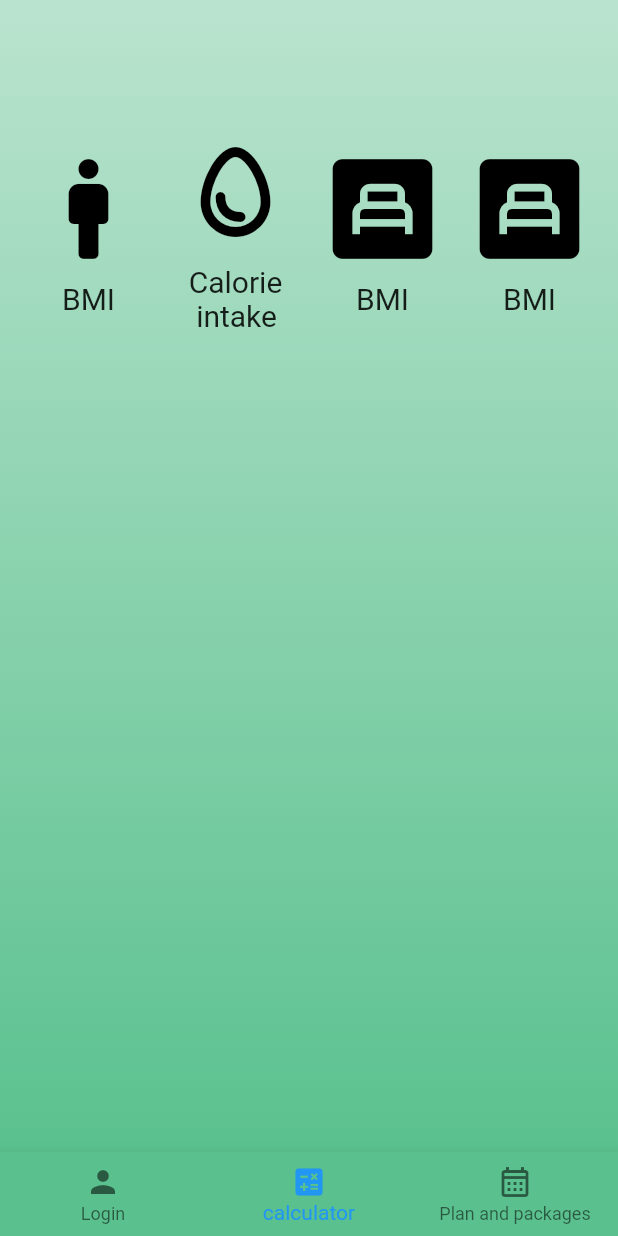
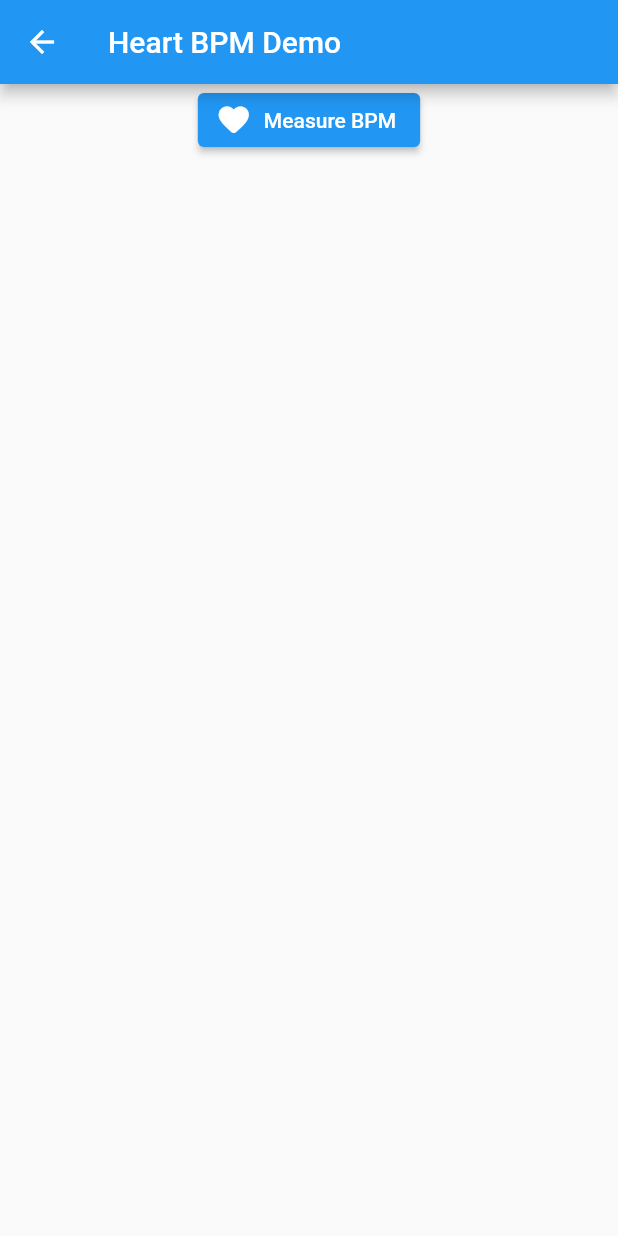
Before and after one commit to HemanDas/flutter_application_1, a Flutter app: the screen it shows after launch, item 2 of the bottom bar chosen, after a tap on the "bedroom child" icon, on a phone screen of 412 x 824 dp. Run offline on Flutter 3.47's test engine with Material 2 defaults, Android fonts, the phone set to English and light mode, and no system bars; our stand-ins replace cloud_firestore, email_validator, firebase_auth, firebase_core, firebase_messaging, firebase_storage and 1 more; missing offline and left inert: heart_bpm; accounts and stored records are empty.

Commit message:
implementing heart bpm api to the app

```diff
--- a/lib/main.dart
+++ b/lib/main.dart
@@ -5,8 +5,6 @@ import 'package:firebase_core/firebase_core.dart';
 import 'package:flutter_application_1/pages/Verifypage.dart';
 import 'package:flutter_application_1/pages/loginpage.dart';
 import 'package:flutter_application_1/pages/errormessage.dart';
-
-
 
 //global navigator key
 final navigatorKey = GlobalKey<NavigatorState>();
--- /dev/null
+++ b/lib/pages/calculator/heartbpm.dart
@@ -0,0 +1,81 @@
+import 'package:flutter/material.dart';
+import 'package:heart_bpm/chart.dart';
+import 'package:heart_bpm/heart_bpm.dart';
+
+class heartbpm extends StatefulWidget {
+  const heartbpm({super.key});
+
+  @override
+  State<heartbpm> createState() => _heartbpmState();
+}
+
+class _heartbpmState extends State<heartbpm> {
+  List<SensorValue> data = [];
+  List<SensorValue> bpmValues = [];
+  // Widget chart = BPMChart(data);
+
+  bool isBPMEnabled = false;
+  Widget? dialog;
+  @override
+  Widget build(BuildContext context) {
+    return Scaffold(
+      appBar: AppBar(
+        title: Text('Heart BPM Demo'),
+      ),
+      body: Column(
+        children: [
+          isBPMEnabled
+              ? dialog = HeartBPMDialog(
+                  context: context,
+                  onRawData: (value) {
+                    setState(() {
+                      if (data.length >= 100) data.removeAt(0);
+                      data.add(value);
+                    });
+                    // chart = BPMChart(data);
+                  },
+                  onBPM: (value) => setState(() {
+                    if (bpmValues.length >= 100) bpmValues.removeAt(0);
+                    bpmValues.add(SensorValue(
+                        value: value.toDouble(), time: DateTime.now()));
+                  }),
+                  // sampleDelay: 1000 ~/ 20,
+                  // child: Container(
+                  //   height: 50,
+                  //   width: 100,
+                  //   child: BPMChart(data),
+                  // ),
+                )
+              : SizedBox(),
+          isBPMEnabled && data.isNotEmpty
+              ? Container(
+                  decoration: BoxDecoration(border: Border.all()),
+                  height: 180,
+                  child: BPMChart(data),
+                )
+              : SizedBox(),
+          isBPMEnabled && bpmValues.isNotEmpty
+              ? Container(
+                  decoration: BoxDecoration(border: Border.all()),
+                  constraints: BoxConstraints.expand(height: 180),
+                  child: BPMChart(bpmValues),
+                )
+              : SizedBox(),
+          Center(
+            child: ElevatedButton.icon(
+              icon: Icon(Icons.favorite_rounded),
+              label: Text(isBPMEnabled ? "Stop measurement" : "Measure BPM"),
+              onPressed: () => setState(() {
+                if (isBPMEnabled) {
+                  isBPMEnabled = false;
+                  dialog;
+                } else
+                  isBPMEnabled = true;
+              }),
+            ),
+          ),
+        ],
+      ),
+    );
+  }
+}
--- a/lib/pages/container.dart
+++ b/lib/pages/container.dart
@@ -1,6 +1,7 @@
 import 'package:flutter/material.dart';
 import 'package:flutter_application_1/pages/calculator/BMI.dart';
 import 'package:flutter_application_1/pages/calculator/Calorie_calculator.dart';
+import 'package:flutter_application_1/pages/calculator/heartbpm.dart';
 // import 'package:flutter_application_1/pages/loginpage.dart';
 
 class Body extends StatefulWidget {
@@ -104,7 +105,13 @@ class _calculatorState extends State<calculator> {
                           ),
                           alignment: Alignment.topLeft,
                           color: Colors.black,
-                          onPressed: () {},
+                          onPressed: () {
+                            Navigator.push(
+                                context,
+                                MaterialPageRoute(
+                                  builder: (context) => const heartbpm(),
+                                ));
+                          },
                           iconSize: 80.0,
                         ),
                         const Text(
--- a/pubspec.yaml
+++ b/pubspec.yaml
@@ -37,7 +37,7 @@ dependencies:
   # Use with the CupertinoIcons class for iOS style icons.
   cupertino_icons: ^1.0.2
   image_picker: ^0.8.6+1
-  camera: ^0.10.3
+  camera: ^0.9.4+5
   path_provider: ^2.0.12
   #Firebase Database
   cloud_firestore: ^4.3.1
@@ -47,7 +47,8 @@ dependencies:
   firebase_storage: ^11.0.10
   firebase_core: ^2.4.1
   firebase_messaging: ^14.2.1
-
+  heart_bpm: ^1.1.1+0
+  charts_flutter: ^0.12.0
 
 
 
```
Also changed, not shown: pubspec.lock, 1 other file.
